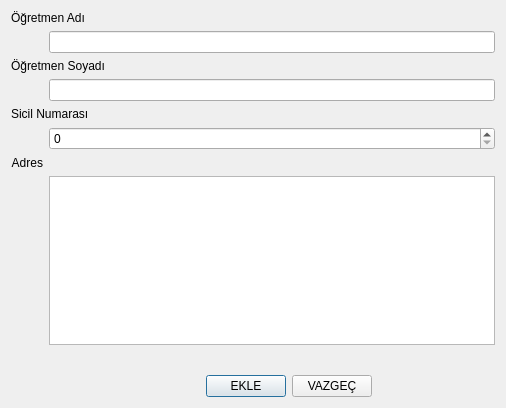
This is Gorsel/formlar/veriGiris/ogretmengiris.ui in sadededeoglu/okulprojesi as Qt 5 draws it before an edit. The edited form follows.
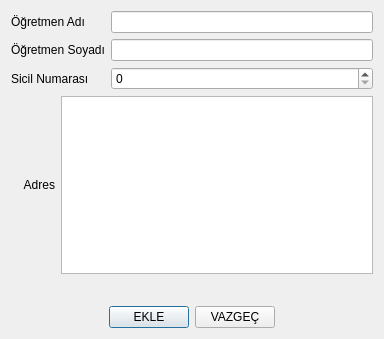
This is the edited form. Icons and pictures are not drawn.

```diff
--- a/Gorsel/formlar/veriGiris/ogretmengiris.ui
+++ b/Gorsel/formlar/veriGiris/ogretmengiris.ui
@@ -6,8 +6,8 @@
    <rect>
     <x>0</x>
     <y>0</y>
-    <width>506</width>
-    <height>408</height>
+    <width>384</width>
+    <height>339</height>
    </rect>
   </property>
   <property name="minimumSize">
@@ -19,7 +19,61 @@
   <property name="windowTitle">
    <string>ÖĞRETMEN EKLE</string>
   </property>
-  <layout class="QFormLayout" name="formLayout">
+  <layout class="QGridLayout" name="gridLayout_2">
+   <item row="2" column="0">
+    <layout class="QHBoxLayout" name="horizontalLayout">
+     <item>
+      <spacer name="horizontalSpacer">
+       <property name="orientation">
+        <enum>Qt::Horizontal</enum>
+       </property>
+       <property name="sizeHint" stdset="0">
+        <size>
+         <width>40</width>
+         <height>20</height>
+        </size>
+       </property>
+      </spacer>
+     </item>
+     <item>
+      <widget class="QPushButton" name="ekle">
+       <property name="text">
+        <string>EKLE</string>
+       </property>
+       <property name="icon">
+        <iconset resource="../../kaynaklar.qrc">
+         <normaloff>:/resimler/resimler/resimler</normaloff>:/resimler/resimler/resimler</iconset>
+       </property>
+      </widget>
+     </item>
+     <item>
+      <widget class="QPushButton" name="vazgec">
+       <property name="text">
+        <string>VAZGEÇ</string>
+       </property>
+       <property name="icon">
+        <iconset resource="../../kaynaklar.qrc">
+         <normaloff>:/resimler/resimler/okulOtomasyonu</normaloff>:/resimler/resimler/okulOtomasyonu</iconset>
+       </property>
+      </widget>
+     </item>
+     <item>
+      <spacer name="horizontalSpacer_2">
+       <property name="orientation">
+        <enum>Qt::Horizontal</enum>
+       </property>
+       <property name="sizeHint" stdset="0">
+        <size>
+         <width>40</width>
+         <height>20</height>
+        </size>
+       </property>
+      </spacer>
+     </item>
+    </layout>
+   </item>
+   <item row="0" column="0">
+    <layout class="QGridLayout" name="gridLayout">
    <item row="0" column="0" colspan="2">
     <widget class="QLabel" name="ogretmenadi_label">
      <property name="text">
@@ -30,10 +84,10 @@
      </property>
     </widget>
    </item>
-   <item row="1" column="1">
+     <item row="0" column="2">
     <widget class="QLineEdit" name="lineEdit_ogretmenadi"/>
    </item>
-   <item row="2" column="0" colspan="2">
+     <item row="1" column="0" colspan="2">
     <widget class="QLabel" name="ogretmensoyad_label">
      <property name="text">
       <string>Öğretmen Soyadı</string>
@@ -43,10 +97,10 @@
      </property>
     </widget>
    </item>
-   <item row="3" column="1">
+     <item row="1" column="2">
     <widget class="QLineEdit" name="lineEdit_ogretmensoyad"/>
    </item>
-   <item row="4" column="0" colspan="2">
+     <item row="2" column="0" colspan="2">
     <widget class="QLabel" name="sicil_label">
      <property name="text">
       <string>Sicil Numarası</string>
@@ -56,10 +110,10 @@
      </property>
     </widget>
    </item>
-   <item row="5" column="1">
+     <item row="2" column="2">
     <widget class="QSpinBox" name="spinBox_SicilNumarasi"/>
    </item>
-   <item row="6" column="0">
+     <item row="3" column="0">
     <widget class="QLabel" name="adres_label">
      <property name="text">
       <string>Adres</string>
@@ -72,7 +126,12 @@
      </property>
     </widget>
    </item>
-   <item row="9" column="1">
+     <item row="3" column="1" colspan="2">
+      <widget class="QPlainTextEdit" name="plainTextEdit_adres"/>
+     </item>
+    </layout>
+   </item>
+   <item row="1" column="0">
     <spacer name="verticalSpacer">
      <property name="orientation">
       <enum>Qt::Vertical</enum>
@@ -85,61 +144,6 @@
      </property>
     </spacer>
    </item>
-   <item row="10" column="1">
-    <layout class="QHBoxLayout" name="horizontalLayout">
-     <item>
-      <spacer name="horizontalSpacer_2">
-       <property name="orientation">
-        <enum>Qt::Horizontal</enum>
-       </property>
-       <property name="sizeHint" stdset="0">
-        <size>
-         <width>419</width>
-         <height>20</height>
-        </size>
-       </property>
-      </spacer>
-     </item>
-     <item>
-      <widget class="QPushButton" name="ekle">
-       <property name="text">
-        <string>EKLE</string>
-       </property>
-       <property name="icon">
-        <iconset resource="../../kaynaklar.qrc">
-         <normaloff>:/resimler/resimler/resimler</normaloff>:/resimler/resimler/resimler</iconset>
-       </property>
-      </widget>
-     </item>
-     <item>
-      <widget class="QPushButton" name="vazgec">
-       <property name="text">
-        <string>VAZGEÇ</string>
-       </property>
-       <property name="icon">
-        <iconset resource="../../kaynaklar.qrc">
-         <normaloff>:/resimler/resimler/okulOtomasyonu</normaloff>:/resimler/resimler/okulOtomasyonu</iconset>
-       </property>
-      </widget>
-     </item>
-     <item>
-      <spacer name="horizontalSpacer">
-       <property name="orientation">
-        <enum>Qt::Horizontal</enum>
-       </property>
-       <property name="sizeHint" stdset="0">
-        <size>
-         <width>385</width>
-         <height>20</height>
-        </size>
-       </property>
-      </spacer>
-     </item>
-    </layout>
-   </item>
-   <item row="8" column="1">
-    <widget class="QPlainTextEdit" name="plainTextEdit_adres"/>
-   </item>
   </layout>
  </widget>
  <tabstops>
```
Lines whose indentation alone changed are shown as unchanged.
